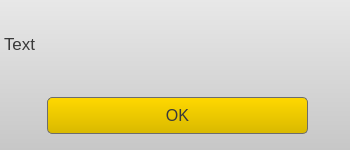
Old version of the form sources/FootballEditor16/GUIApp/warningdialog.ui in the repository vaddya/FootballEditor16.
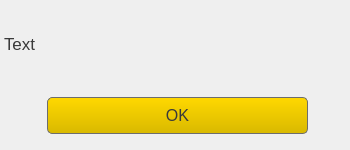
New version of the form.

Diff of the .ui file:
```diff
--- a/sources/FootballEditor16/GUIApp/warningdialog.ui
+++ b/sources/FootballEditor16/GUIApp/warningdialog.ui
@@ -14,9 +14,7 @@
    <string>Warning</string>
   </property>
   <property name="styleSheet">
-   <string notr="true">#WarningDialog {
-background: qlineargradient(x1: 0, y1: 1, x2: 0, y2: 0,  stop: 0 #c7c7c7, stop: 1 #e8e8e8);
-}</string>
+   <string notr="true"/>
   </property>
   <widget class="QWidget" name="layoutWidget">
    <property name="geometry">
```
